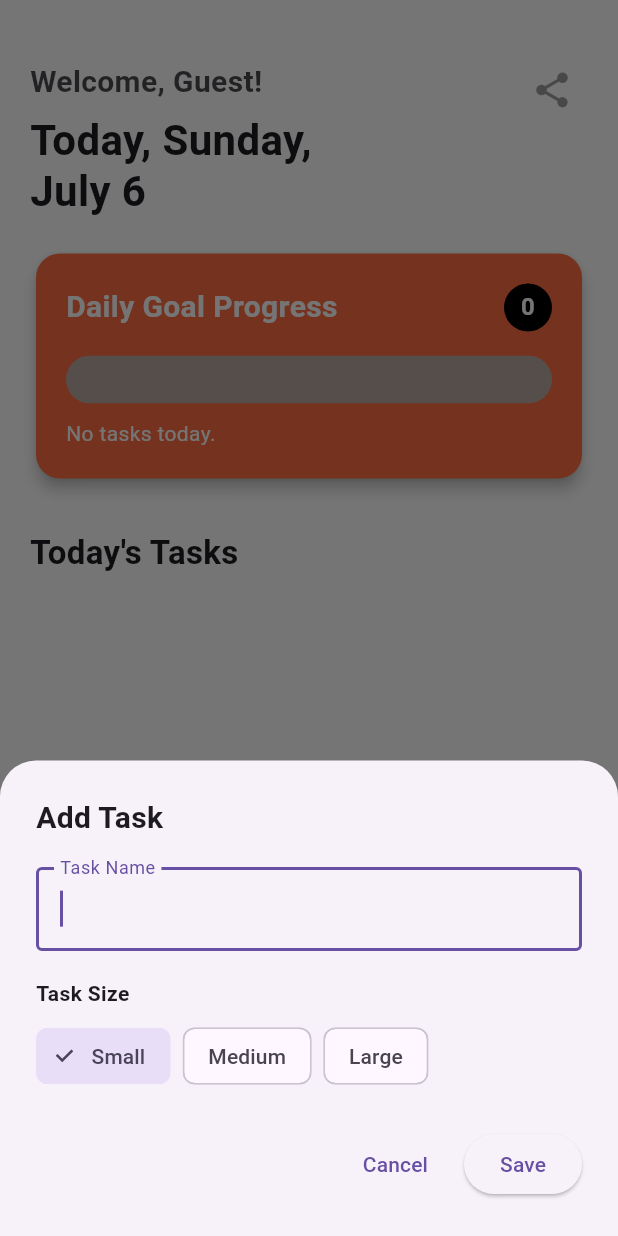
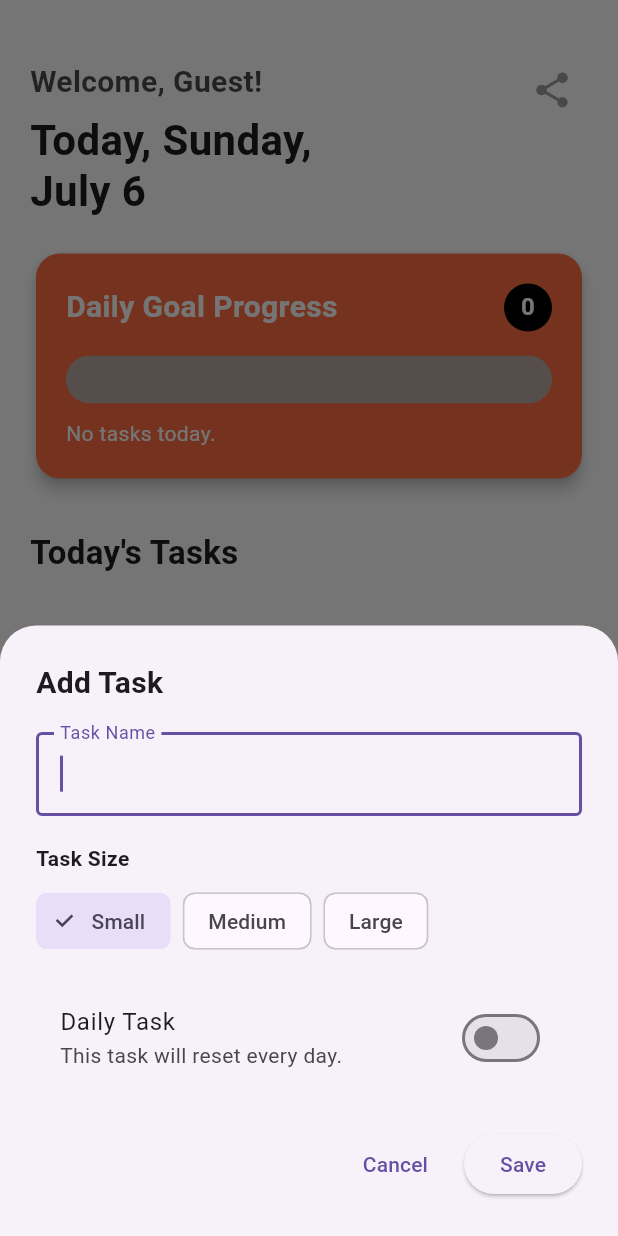
Before and after one commit to adityamungse0829/FighterAdi, a Flutter app: the screen it shows after launch, after a tap on "Continue as Guest", after a tap on the "add" icon, on a phone screen of 412 x 824 dp. Run offline on Flutter 3.47's test engine with Material 3 defaults, Android fonts, the phone set to English and light mode, and no system bars; our stand-ins replace share_plus, shared_preferences; missing offline and left inert: usage_stats; Roboto replaces fonts that are missing (SF Pro Display).

Commit message:
Added daily tasks

```diff
--- a/lib/models/task.dart
+++ b/lib/models/task.dart
@@ -6,6 +6,7 @@ class Task {
   bool completed;
   int points;
   String size; // Add size property
+  bool isRecurring; // Add isRecurring property
 
   Task({
     required this.id,
@@ -15,6 +16,7 @@ class Task {
     this.completed = false,
     this.points = 0,
     this.size = 'small', // Initialize size with a default value
+    this.isRecurring = false, // Initialize isRecurring with a default value
   });
 
   // Convert a Task object into a Map object
@@ -27,6 +29,7 @@ class Task {
       'completed': completed,
       'points': points,
       'size': size, // Include size in toJson
+      'isRecurring': isRecurring, // Include isRecurring in toJson
     };
   }
 
@@ -40,6 +43,7 @@ class Task {
       completed: json['completed'] ?? false,
       points: json['points'] ?? 0,
       size: json['size'] ?? 'small', // Include size in fromJson
+      isRecurring: json['isRecurring'] ?? false, // Include isRecurring in fromJson
     );
   }
 }
--- a/lib/screens/task_provider.dart
+++ b/lib/screens/task_provider.dart
@@ -29,13 +29,48 @@ class TaskProvider extends ChangeNotifier {
     if (_currentUserContext == null) return;
 
     final prefs = await SharedPreferences.getInstance();
+
+    // Get today's date and the last opened date
+    final String lastOpenedKey = 'last_opened_${_currentUserContext!.replaceAll(RegExp(r'[^a-zA-Z0-9]'), '_')}';
+    final String? lastOpenedDateString = prefs.getString(lastOpenedKey);
+    final DateTime now = DateTime.now();
+    final String todayString = "${now.year}-${now.month}-${now.day}";
+
+    // Load tasks from storage
     final tasksJson = prefs.getString(_storageKey);
     if (tasksJson != null) {
       final List<dynamic> decodedData = jsonDecode(tasksJson);
       _tasks = decodedData.map((item) => Task.fromJson(item)).toList();
+
+      // If it's a new day, reset the completion status of all tasks
+      if (lastOpenedDateString != todayString) {
+        // Create a new list to hold the tasks for the new day
+        List<Task> tasksForNewDay = [];
+
+        for (var task in _tasks) {
+          if (task.isRecurring) {
+            // If the task is recurring, reset its completion status
+            task.completed = false;
+            tasksForNewDay.add(task);
+          } else if (!task.completed) {
+            // If the task is a one-time task and not completed, carry it over
+            tasksForNewDay.add(task);
+          }
+          // Completed one-time tasks are automatically removed by not adding them
+        }
+
+        _tasks = tasksForNewDay;
+
+        // After processing, save the updated list of tasks
+        await saveTasks();
+      }
     } else {
       _tasks = [];
     }
+
+    // Update the last opened date to today
+    await prefs.setString(lastOpenedKey, todayString);
+
     notifyListeners();
   }
 
--- a/lib/screens/tasks_screen.dart
+++ b/lib/screens/tasks_screen.dart
@@ -56,6 +56,7 @@ class _TasksScreenState extends State<TasksScreen> {
   void _showAddTaskModal() {
     String newTaskName = '';
     String newTaskSize = 'small';
+    bool newTaskRecurring = false;
     final taskProvider = Provider.of<TaskProvider>(context, listen: false);
 
     showModalBottomSheet(
@@ -115,6 +116,17 @@ class _TasksScreenState extends State<TasksScreen> {
                       ),
                     ],
                   ),
+                  const SizedBox(height: 18),
+                  SwitchListTile(
+                    title: const Text('Daily Task'),
+                    subtitle: const Text('This task will reset every day.'),
+                    value: newTaskRecurring,
+                    onChanged: (value) {
+                      setModalState(() {
+                        newTaskRecurring = value;
+                      });
+                    },
+                  ),
                   const SizedBox(height: 24),
                   Row(
                     mainAxisAlignment: MainAxisAlignment.end,
@@ -139,6 +151,7 @@ class _TasksScreenState extends State<TasksScreen> {
                             points: points,
                             dueDate: DateTime.now(), // Assuming due date is today for simplicity
                             size: newTaskSize,
+                            isRecurring: newTaskRecurring,
                           );
 
                           taskProvider.addTask(newTask);
```
